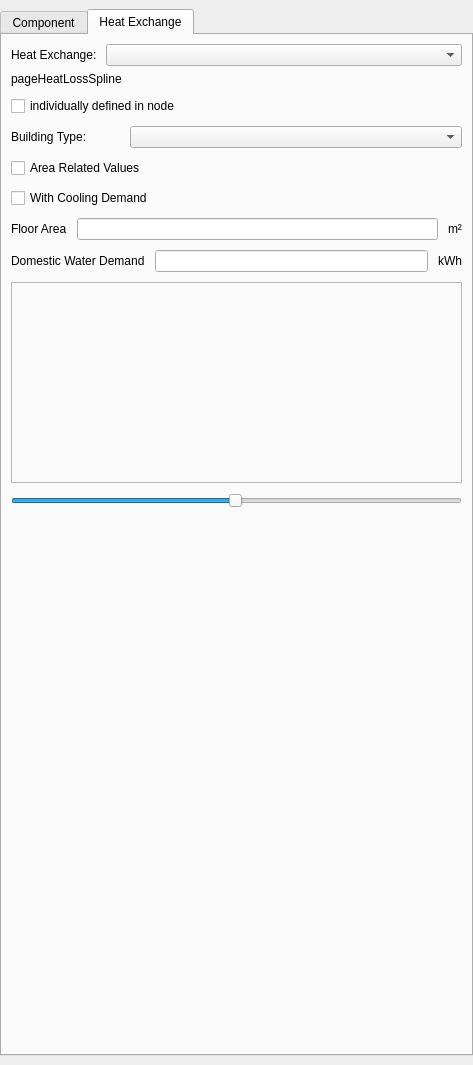
The window that SIM-VICUS/src/SVNetworkComponentEditWidget.ui (Brockaaa/SIM-VICUS) describes before a commit, drawn with Qt 5.
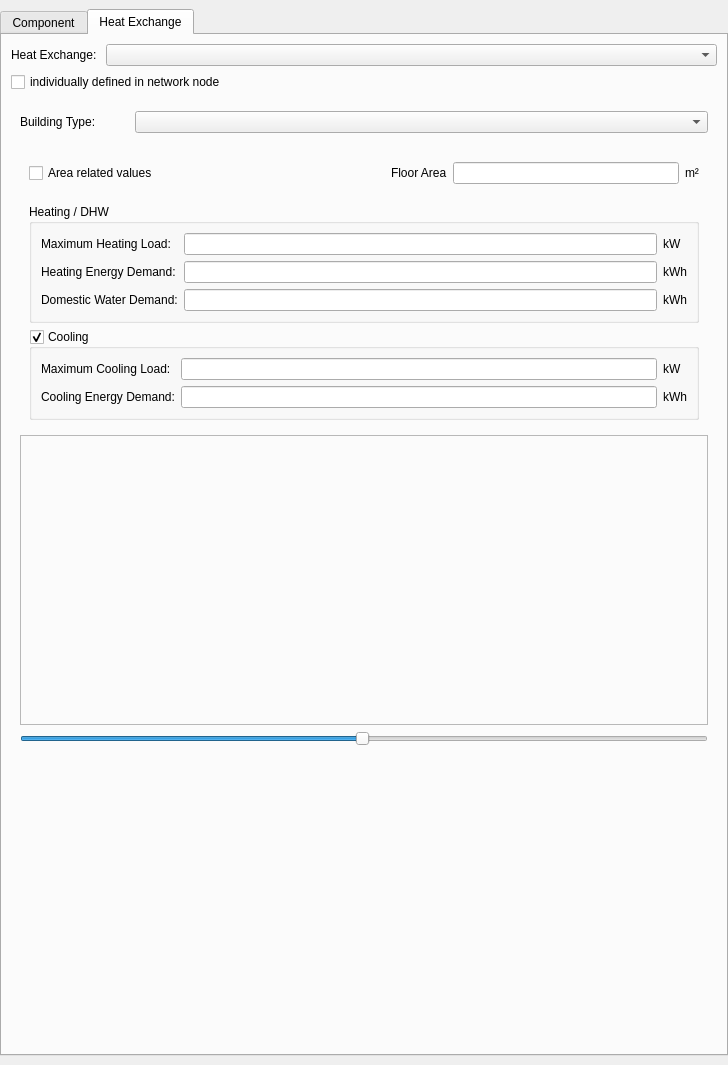
The same window after the commit. Icons and pictures are not drawn. Custom widgets are drawn as their Qt base class.

Commit message: edit component heat exchange ui

```diff
--- a/SIM-VICUS/src/SVNetworkComponentEditWidget.ui
+++ b/SIM-VICUS/src/SVNetworkComponentEditWidget.ui
@@ -6,7 +6,7 @@
    <rect>
     <x>0</x>
     <y>0</y>
-    <width>473</width>
+    <width>728</width>
     <height>1065</height>
    </rect>
   </property>
@@ -19,7 +19,7 @@
   <property name="windowTitle">
    <string>Form</string>
   </property>
-  <layout class="QVBoxLayout" name="verticalLayout" stretch="1">
+  <layout class="QVBoxLayout" name="verticalLayout" stretch="0">
    <property name="leftMargin">
     <number>0</number>
    </property>
@@ -417,7 +417,7 @@
       <attribute name="title">
        <string>Heat Exchange</string>
       </attribute>
-      <layout class="QVBoxLayout" name="verticalLayoutTab" stretch="0,0,0">
+      <layout class="QVBoxLayout" name="verticalLayout_7">
        <item>
         <layout class="QHBoxLayout" name="horizontalLayoutComboboxHeatExchange">
          <item>
@@ -853,22 +853,18 @@
            <property name="bottomMargin">
             <number>0</number>
            </property>
-           <item>
-            <widget class="QLabel" name="labelPageHeatLossSpline">
-             <property name="text">
-              <string>pageHeatLossSpline</string>
-             </property>
-            </widget>
-           </item>
            <item>
             <widget class="QCheckBox" name="checkBoxHeatLossSplineDemandCurveDefinition">
              <property name="text">
-              <string>individually defined in node</string>
+              <string>individually defined in network node</string>
              </property>
             </widget>
            </item>
            <item>
-            <layout class="QHBoxLayout" name="horizontalLayoutHeatLossSplineCurveUserComboBox">
+            <widget class="QWidget" name="widgetDefineHeatExchangeSpline" native="true">
+             <layout class="QVBoxLayout" name="verticalLayout_8">
+              <item>
+               <layout class="QHBoxLayout" name="horizontalLayout_2">
              <item>
               <widget class="QLabel" name="labelHeatLossSplineUserBuildingType">
                <property name="maximumSize">
@@ -888,21 +884,34 @@
             </layout>
            </item>
            <item>
-            <widget class="QCheckBox" name="checkBoxHeatLossSplineDemandCurveUserAreaRelatedValues">
-             <property name="text">
-              <string>Area Related Values</string>
-             </property>
-            </widget>
-           </item>
-           <item>
-            <widget class="QCheckBox" name="checkBoxHeatLossSplineDemandCurveUserWithCoolingDemand">
-             <property name="text">
-              <string>With Cooling Demand</string>
-             </property>
-            </widget>
-           </item>
+               <widget class="QStackedWidget" name="stackedWidget">
+                <property name="currentIndex">
+                 <number>0</number>
+                </property>
+                <widget class="QWidget" name="page">
+                 <layout class="QVBoxLayout" name="verticalLayout_6">
            <item>
             <layout class="QHBoxLayout" name="horizontalLayoutHeatLossSplineFloorArea">
+                    <item>
+                     <widget class="QCheckBox" name="checkBoxUseAreaRelatedValues">
+                      <property name="text">
+                       <string>Area related values</string>
+                      </property>
+                     </widget>
+                    </item>
+                    <item>
+                     <spacer name="horizontalSpacer">
+                      <property name="orientation">
+                       <enum>Qt::Horizontal</enum>
+                      </property>
+                      <property name="sizeHint" stdset="0">
+                       <size>
+                        <width>40</width>
+                        <height>20</height>
+                       </size>
+                      </property>
+                     </spacer>
+                    </item>
              <item>
               <widget class="QLabel" name="labelHeatLossSplineFloorArea">
                <property name="text">
@@ -923,25 +932,145 @@
             </layout>
            </item>
            <item>
-            <layout class="QHBoxLayout" name="horizontalLayoutHeatLossSplineDomesticHotWaterDemand">
-             <item>
+                   <widget class="QGroupBox" name="groupBoxHeating">
+                    <property name="title">
+                     <string>Heating / DHW</string>
+                    </property>
+                    <layout class="QGridLayout" name="gridLayout">
+                     <item row="1" column="0">
+                      <widget class="QLabel" name="label_3">
+                       <property name="text">
+                        <string>Heating Energy Demand:</string>
+                       </property>
+                      </widget>
+                     </item>
+                     <item row="2" column="0">
               <widget class="QLabel" name="labelHeatLossSplineDomesticHotWaterDemand">
                <property name="text">
-                <string>Domestic Water Demand</string>
+                        <string>Domestic Water Demand:</string>
                </property>
               </widget>
              </item>
-             <item>
+                     <item row="1" column="1">
+                      <widget class="QtExt::ValidatingLineEdit" name="lineEditHeatingEnergyDemand"/>
+                     </item>
+                     <item row="0" column="2">
+                      <widget class="QLabel" name="label_2">
+                       <property name="text">
+                        <string>kW</string>
+                       </property>
+                      </widget>
+                     </item>
+                     <item row="0" column="1">
+                      <widget class="QtExt::ValidatingLineEdit" name="lineEditMaxHeatingLoad"/>
+                     </item>
+                     <item row="0" column="0">
+                      <widget class="QLabel" name="label">
+                       <property name="text">
+                        <string>Maximum Heating Load:</string>
+                       </property>
+                      </widget>
+                     </item>
+                     <item row="2" column="1">
               <widget class="QtExt::ValidatingLineEdit" name="lineEditHeatLossSplineDomesticHotWaterDemand"/>
              </item>
+                     <item row="2" column="2">
+                      <widget class="QLabel" name="label_9">
+                       <property name="text">
+                        <string>kWh</string>
+                       </property>
+                      </widget>
+                     </item>
+                     <item row="1" column="2">
+                      <widget class="QLabel" name="label_4">
+                       <property name="text">
+                        <string>kWh</string>
+                       </property>
+                      </widget>
+                     </item>
+                    </layout>
+                   </widget>
+                  </item>
              <item>
-              <widget class="QLabel" name="labelHeatLossSplineDomesticHotWaterDemandUnit">
+                   <widget class="QGroupBox" name="groupBoxCooling">
+                    <property name="title">
+                     <string>Cooling</string>
+                    </property>
+                    <property name="checkable">
+                     <bool>true</bool>
+                    </property>
+                    <layout class="QGridLayout" name="gridLayout_3">
+                     <item row="0" column="1">
+                      <widget class="QtExt::ValidatingLineEdit" name="lineEditMaxHeatingLoad_2"/>
+                     </item>
+                     <item row="0" column="0">
+                      <widget class="QLabel" name="label_5">
                <property name="text">
+                        <string>Maximum Cooling Load:</string>
+                       </property>
+                      </widget>
+                     </item>
+                     <item row="0" column="2">
+                      <widget class="QLabel" name="label_6">
+                       <property name="text">
+                        <string>kW</string>
+                       </property>
+                      </widget>
+                     </item>
+                     <item row="1" column="0">
+                      <widget class="QLabel" name="label_7">
+                       <property name="text">
+                        <string>Cooling Energy Demand:</string>
+                       </property>
+                      </widget>
+                     </item>
+                     <item row="1" column="1">
+                      <widget class="QtExt::ValidatingLineEdit" name="lineEditHeatingEnergyDemand_2"/>
+                     </item>
+                     <item row="1" column="2">
+                      <widget class="QLabel" name="label_8">
+                       <property name="text">
                 <string>kWh</string>
                </property>
               </widget>
              </item>
             </layout>
+                   </widget>
+                  </item>
+                 </layout>
+                </widget>
+                <widget class="QWidget" name="page_2">
+                 <layout class="QVBoxLayout" name="verticalLayout_9">
+                  <item>
+                   <layout class="QHBoxLayout" name="horizontalLayout_3">
+                    <item>
+                     <widget class="QLabel" name="label_10">
+                      <property name="text">
+                       <string>Filepath</string>
+                      </property>
+                     </widget>
+                    </item>
+                    <item>
+                     <widget class="QLineEdit" name="lineEdit"/>
+                    </item>
+                   </layout>
+                  </item>
+                  <item>
+                   <spacer name="verticalSpacer">
+                    <property name="orientation">
+                     <enum>Qt::Vertical</enum>
+                    </property>
+                    <property name="sizeHint" stdset="0">
+                     <size>
+                      <width>20</width>
+                      <height>231</height>
+                     </size>
+                    </property>
+                   </spacer>
+                  </item>
+                 </layout>
+                </widget>
+               </widget>
            </item>
            <item>
             <widget class="QwtPlot" name="widgetPlotHeatLossSpline">
@@ -996,6 +1125,9 @@
            </item>
           </layout>
          </widget>
+           </item>
+          </layout>
+         </widget>
          <widget class="QWidget" name="pageHeatLossSplineCondenser">
           <property name="sizePolicy">
            <sizepolicy hsizetype="Preferred" vsizetype="Preferred">
@@ -1133,19 +1265,6 @@
          </widget>
         </widget>
        </item>
-       <item>
-        <spacer name="verticalSpacerHeatExchange">
-         <property name="orientation">
-          <enum>Qt::Vertical</enum>
-         </property>
-         <property name="sizeHint" stdset="0">
-          <size>
-           <width>20</width>
-           <height>40</height>
-          </size>
-         </property>
-        </spacer>
-       </item>
       </layout>
      </widget>
     </widget>
```
Lines whose indentation alone changed are shown as unchanged. The commit also changes 3 other files.
